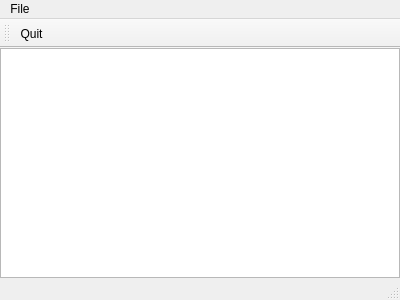
The window that roundabout.ui (elektrokokke/Roundabout) describes before a commit, drawn with Qt 5.
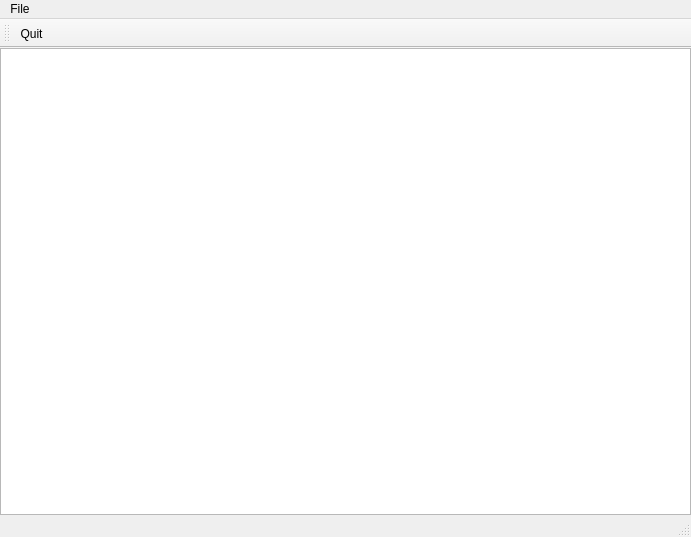
The same window after the commit.

Commit message: Added different shapes for segments as test

Diff of the .ui file:
```diff
--- a/roundabout.ui
+++ b/roundabout.ui
@@ -6,8 +6,8 @@
    <rect>
     <x>0</x>
     <y>0</y>
-    <width>400</width>
-    <height>300</height>
+    <width>691</width>
+    <height>537</height>
    </rect>
   </property>
   <property name="windowTitle">
@@ -44,7 +44,7 @@
     <rect>
      <x>0</x>
      <y>0</y>
-     <width>400</width>
+     <width>691</width>
      <height>21</height>
     </rect>
    </property>
```
The commit also changes 2 other files.
